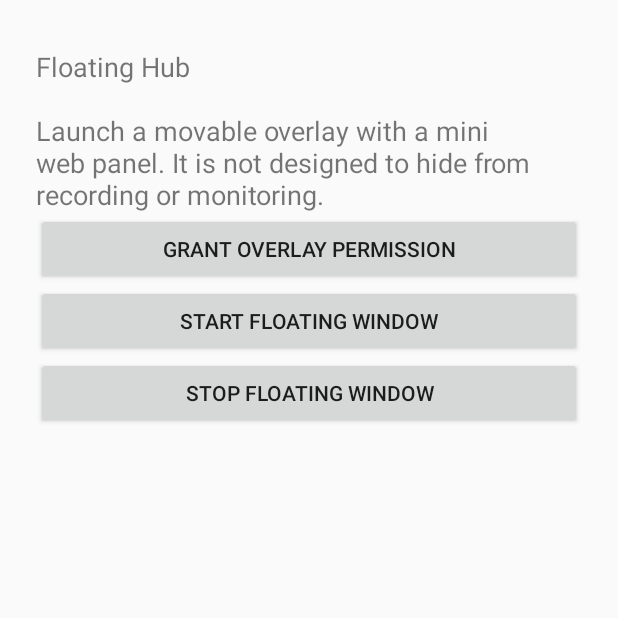
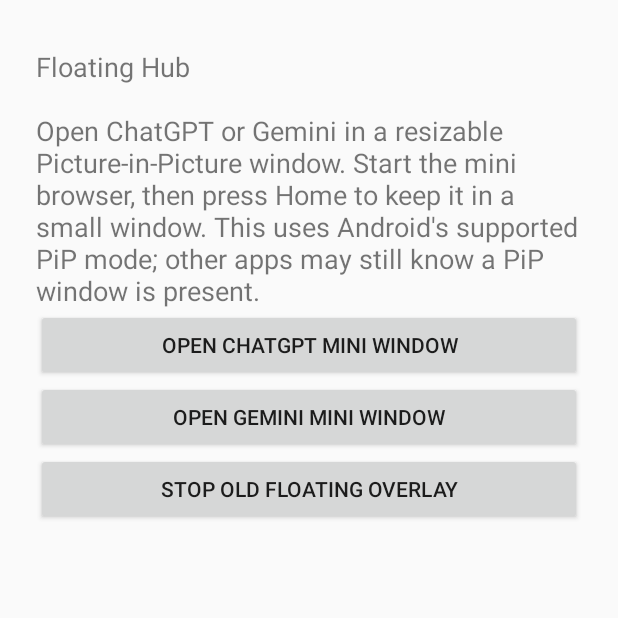
Before and after one commit to gitthub1428/InvisibleOverlay, an Android app: the screen it shows after launch (MainActivity), on a phone screen of 412 x 824 dp, the top half of it. Run offline under Robolectric (Android 15) with nearby library versions, the phone set to English and light mode, and no system bars.

Commit message:
Add ChatGPT and Gemini PiP launch options

```diff
--- a/app/src/main/java/com/example/floatinghub/MainActivity.kt
+++ b/app/src/main/java/com/example/floatinghub/MainActivity.kt
@@ -1,9 +1,8 @@
 package com.example.floatinghub
+
 import android.app.Activity
 import android.content.Intent
-import android.net.Uri
 import android.os.Bundle
-import android.provider.Settings
 import android.widget.Button
 import android.widget.LinearLayout
 import android.widget.TextView
@@ -11,14 +10,30 @@ import android.widget.TextView
 class MainActivity: Activity() {
  override fun onCreate(savedInstanceState: Bundle?) {
   super.onCreate(savedInstanceState)
-  val layout=LinearLayout(this).apply { orientation=LinearLayout.VERTICAL; setPadding(36,48,36,24) }
-  layout.addView(TextView(this).apply { text="Floating Hub\n\nLaunch a movable overlay with a mini web panel. It is not designed to hide from recording or monitoring."; textSize=18f })
-  layout.addView(Button(this).apply { text="Grant overlay permission"; setOnClickListener { startActivity(Intent(Settings.ACTION_MANAGE_OVERLAY_PERMISSION, Uri.parse("package:$packageName"))) } })
-  layout.addView(Button(this).apply { text="Start floating window"; setOnClickListener {
-   if (Settings.canDrawOverlays(this@MainActivity)) startService(Intent(this@MainActivity,OverlayService::class.java))
-   else startActivity(Intent(Settings.ACTION_MANAGE_OVERLAY_PERMISSION,Uri.parse("package:$packageName")))
-  } })
-  layout.addView(Button(this).apply { text="Stop floating window"; setOnClickListener { stopService(Intent(this@MainActivity,OverlayService::class.java)) } })
+  val layout=LinearLayout(this).apply {
+   orientation=LinearLayout.VERTICAL
+   setPadding(36,48,36,24)
+  }
+  layout.addView(TextView(this).apply {
+   text="Floating Hub\n\nOpen ChatGPT or Gemini in a resizable Picture-in-Picture window. Start the mini browser, then press Home to keep it in a small window. This uses Android's supported PiP mode; other apps may still know a PiP window is present."
+   textSize=18f
+  })
+  layout.addView(Button(this).apply {
+   text="Open ChatGPT mini window"
+   setOnClickListener {
+    startActivity(Intent(this@MainActivity, PipActivity::class.java).putExtra(PipActivity.EXTRA_URL,"https://chatgpt.com"))
+   }
+  })
+  layout.addView(Button(this).apply {
+   text="Open Gemini mini window"
+   setOnClickListener {
+    startActivity(Intent(this@MainActivity, PipActivity::class.java).putExtra(PipActivity.EXTRA_URL,"https://gemini.google.com"))
+   }
+  })
+  layout.addView(Button(this).apply {
+   text="Stop old floating overlay"
+   setOnClickListener { stopService(Intent(this@MainActivity,OverlayService::class.java)) }
+  })
   setContentView(layout)
  }
 }
```
